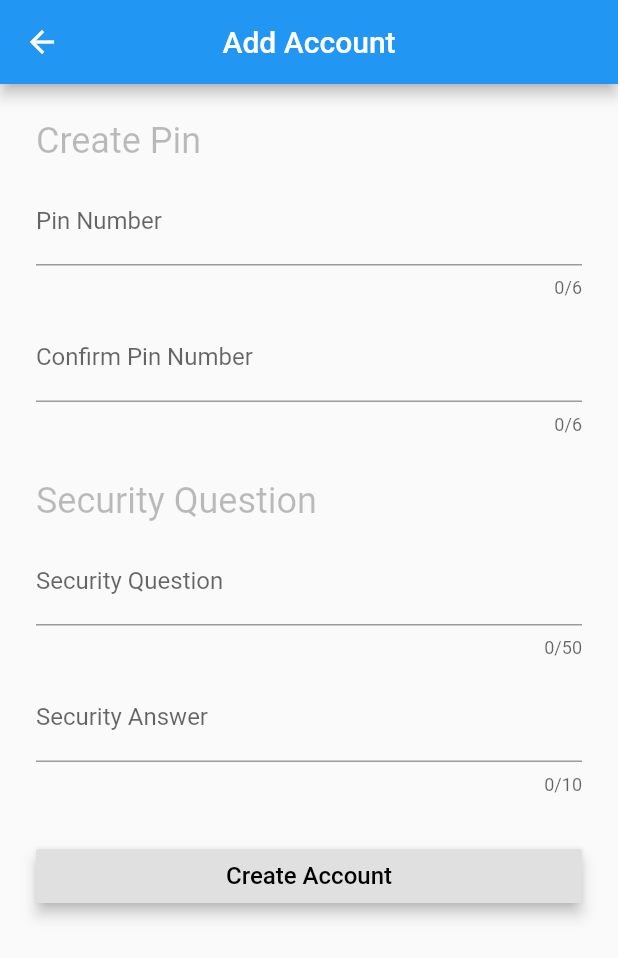
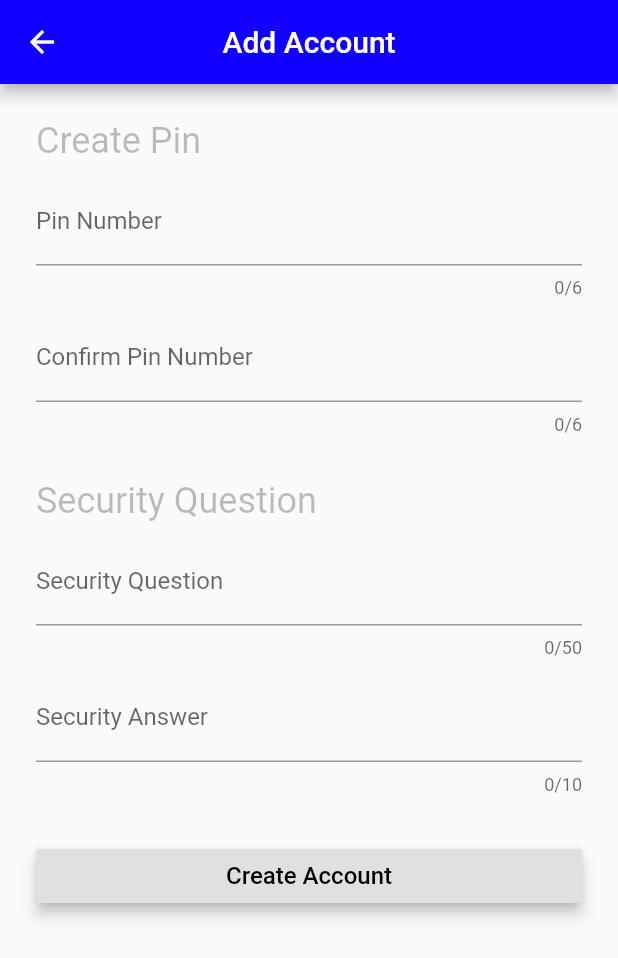
Before and after one commit to jonasccosta/Comp-225-Flutter-Giftcards, a Flutter app: the AddAccountScreen screen opened directly, on a phone screen of 412 x 824 dp. Shown: the top 958 px of the screen. Run offline on Flutter 3.47's test engine with Material 2 defaults, Android fonts, the phone set to English and light mode, and no system bars; our stand-ins replace currency_text_input_formatter, flutter_local_notifications, flutter_masked_text, flutter_native_timezone, rxdart, sqflite and 1 more; missing offline and left inert: camera_camera, passcode_screen; accounts and stored records are empty.

Commit message:
appBar color changes throughout

```diff
--- a/lib/Screens/About_Page_Screen.dart
+++ b/lib/Screens/About_Page_Screen.dart
@@ -10,7 +10,7 @@ class AboutPageScreen extends StatelessWidget{
         home: Scaffold(
           appBar: AppBar(title: Text('About'),
               centerTitle: true,
-              backgroundColor: Colors.blue,
+              backgroundColor: Color(0xff1100FF),
               leading: IconButton(
                 icon: Icon(Icons.arrow_back),
                 onPressed: () {
--- a/lib/Screens/Add_Account_Screen.dart
+++ b/lib/Screens/Add_Account_Screen.dart
@@ -274,7 +274,7 @@ class AddAccountScreenState extends State<AddAccountScreen> {
       appBar: AppBar(
           title: Text("Add Account", style: TextStyle(color: Colors.white, fontSize: 20.0)),
           centerTitle: true,
-          backgroundColor: Colors.blue
+          backgroundColor: Color(0xff1100FF)
       ),
 
         body: Container(
--- a/lib/Screens/Forgot_Password_Screen.dart
+++ b/lib/Screens/Forgot_Password_Screen.dart
@@ -177,7 +177,7 @@ class ForgotPasswordScreenState extends State<ForgotPasswordScreen> {
             title: Text("Forgot Pin",
                 style: TextStyle(color: Colors.white, fontSize: 20.0)),
             centerTitle: true,
-            backgroundColor: Colors.blue
+            backgroundColor: Color(0xff1100FF)
         ),
 
         body: Container(
--- a/lib/Screens/Home_Screen.dart
+++ b/lib/Screens/Home_Screen.dart
@@ -164,7 +164,7 @@ class _MyHomeScreenState extends State<HomeScreenState> {
             _modifyGiftCard(context, card);
           },
           title: Text(card.name,
-              style: TextStyle(fontSize: 18, color: Colors.black38)),
+              style: TextStyle(fontSize: 16, color: Colors.black87)),
           leading: Image.file(File(card.photo)),
           trailing: Column(
             mainAxisAlignment: MainAxisAlignment.spaceEvenly,
--- a/lib/Screens/Login_Screen.dart
+++ b/lib/Screens/Login_Screen.dart
@@ -343,7 +343,7 @@ class LoginScreenState extends State<LoginScreen> {
             title: Text("Login",
                 style: TextStyle(color: Colors.white, fontSize: 20.0)),
             centerTitle: true,
-            backgroundColor: Colors.blue
+            backgroundColor: Color(0xff1100FF)
         ),
 
         body: Center(
```
